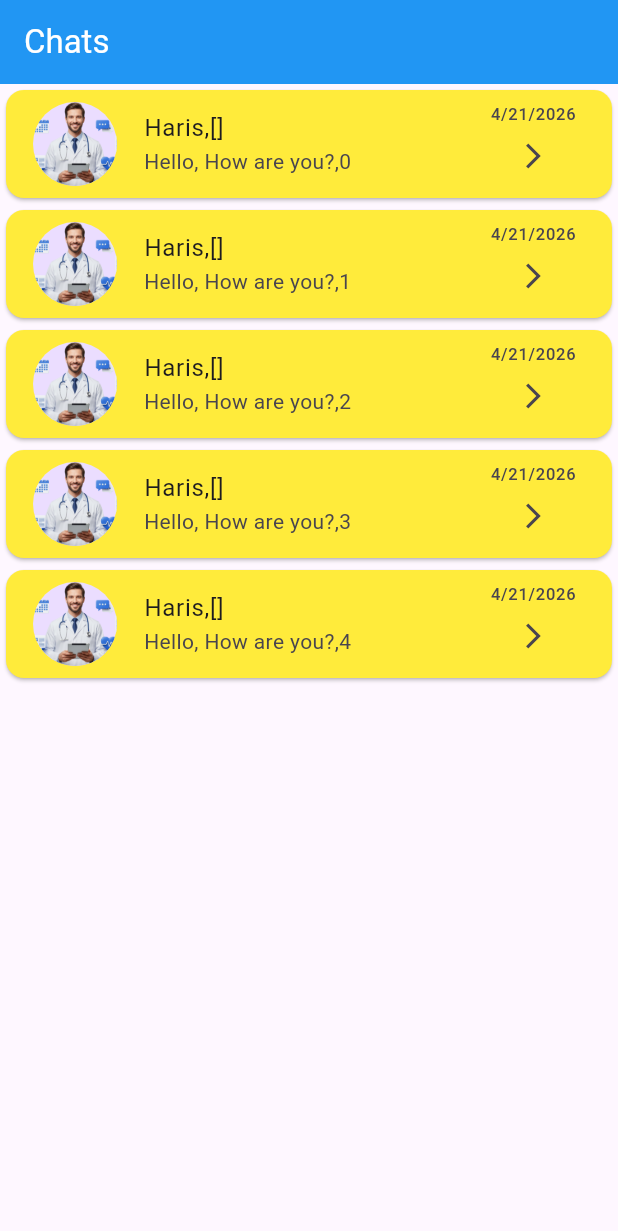
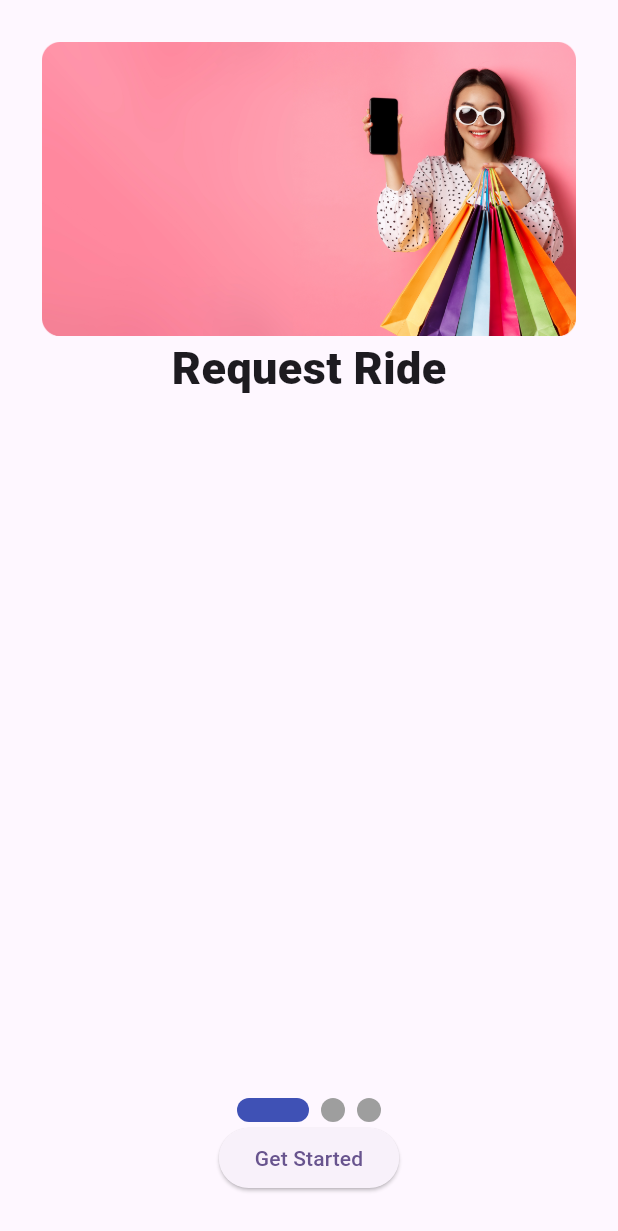
Before and after one commit to AbRehman536/haris_frontend, a Flutter app: the screen it shows after launch, on a phone screen of 412 x 824 dp. Shown: the top 1231 px of the screen. Run offline on Flutter 3.47's test engine with Material 3 defaults, Android fonts, the light colour scheme and no system bars; drawn by our look-alikes of smooth_page_indicator.

Commit message:
Page View done

```diff
--- a/lib/main.dart
+++ b/lib/main.dart
@@ -3,6 +3,7 @@ import 'package:haris_frontend/body.dart';
 import 'package:haris_frontend/images.dart';
 import 'package:haris_frontend/listtile.dart';
 import 'package:haris_frontend/multiple_selection.dart';
+import 'package:haris_frontend/page_view.dart';
 import 'package:haris_frontend/single_selection.dart';
 import 'package:haris_frontend/text_fields.dart';
 
@@ -38,7 +39,7 @@ class MyApp extends StatelessWidget {
         // tested with just a hot reload.
         colorScheme: ColorScheme.fromSeed(seedColor: Colors.deepPurple),
       ),
-      home: MultipleSelection(),
+      home: PageViewDemo(),
     );
   }
 }
--- /dev/null
+++ b/lib/models/onBoaringModel.dart
@@ -0,0 +1,5 @@
+class OnBoardingModel{
+  final String? image;
+  final String? title;
+  OnBoardingModel({required this.image, required this.title});
+}
--- /dev/null
+++ b/lib/page_view.dart
@@ -0,0 +1,57 @@
+import 'package:flutter/material.dart';
+import 'package:haris_frontend/models/onBoaringModel.dart';
+import 'package:smooth_page_indicator/smooth_page_indicator.dart';
+
+class PageViewDemo extends StatefulWidget {
+  const PageViewDemo({super.key});
+
+  @override
+  State<PageViewDemo> createState() => _PageViewDemoState();
+}
+
+class _PageViewDemoState extends State<PageViewDemo> {
+  PageController pageController = PageController();
+  List<OnBoardingModel> onBoardingList = [
+    OnBoardingModel(image: "assets/images/onBoarding1.png", title: "Request Ride"),
+    OnBoardingModel(image: "assets/images/onBoarding2.png", title: "Confirm Ride"),
+    OnBoardingModel(image: "assets/images/onBoarding3.png", title: "Track Ride"),
+  ];
+  @override
+  Widget build(BuildContext context) {
+    return Scaffold(
+      body: Padding(
+        padding: const EdgeInsets.all(28.0),
+        child: Column(
+          children: [
+            Expanded(
+              child: PageView.builder(
+                scrollDirection: Axis.vertical,
+                controller: pageController,
+                itemCount: onBoardingList.length,
+                itemBuilder: (BuildContext context, int index) {
+                  return Column(
+                    children: [
+                      Image.asset(onBoardingList[index].image.toString()),
+                      Text(onBoardingList[index].title.toString(),
+                      style: TextStyle(
+                        fontSize: 30,
+                        fontWeight: FontWeight.w900
+                      ),),
+                    ],
+                  );
+              },),
+            ),
+            SmoothPageIndicator(
+                controller: pageController,  // PageController
+                count:  onBoardingList.length,
+                effect:  ExpandingDotsEffect(),  // your preferred effect
+                onDotClicked: (index){
+                }
+            ),
+            ElevatedButton(onPressed: (){}, child: Text("Get Started"))
+          ],
+        ),
+      ),
+    );
+  }
+}
--- a/pubspec.yaml
+++ b/pubspec.yaml
@@ -34,6 +34,7 @@ dependencies:
   # The following adds the Cupertino Icons font to your application.
   # Use with the CupertinoIcons class for iOS style icons.
   cupertino_icons: ^1.0.8
+  smooth_page_indicator: ^2.0.1
 
 dev_dependencies:
   flutter_test:
```
Also changed, not shown: assets/images/onBoarding1.png (added), assets/images/onBoarding2.png (added), assets/images/onBoarding3.png (added), pubspec.lock.
